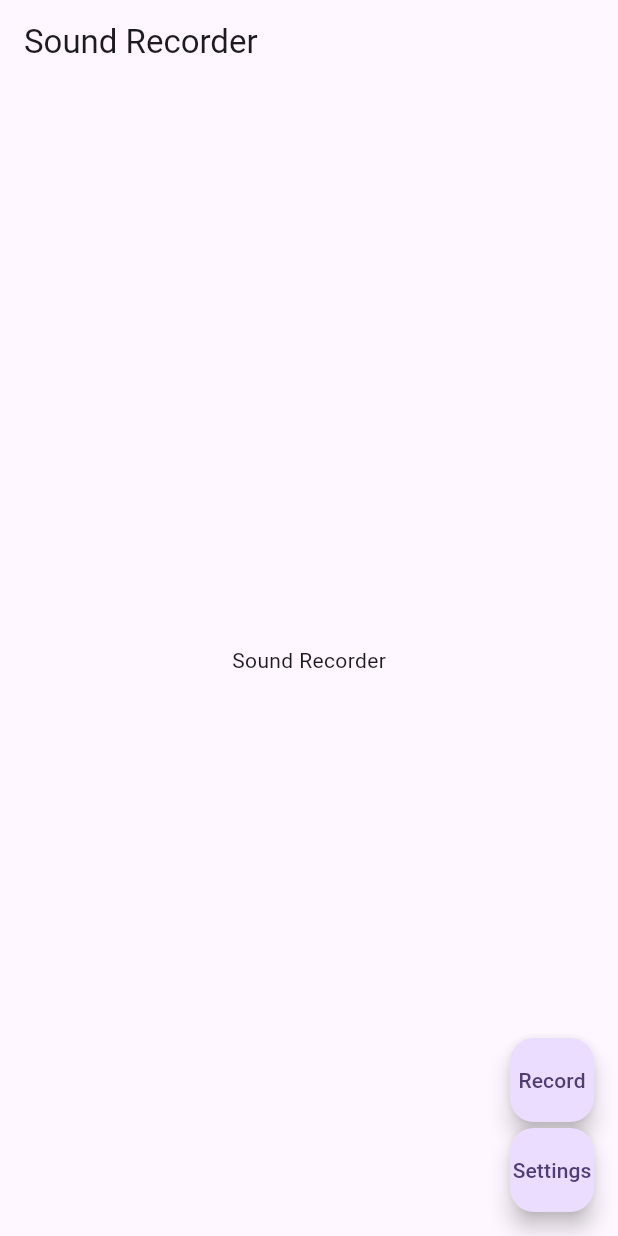
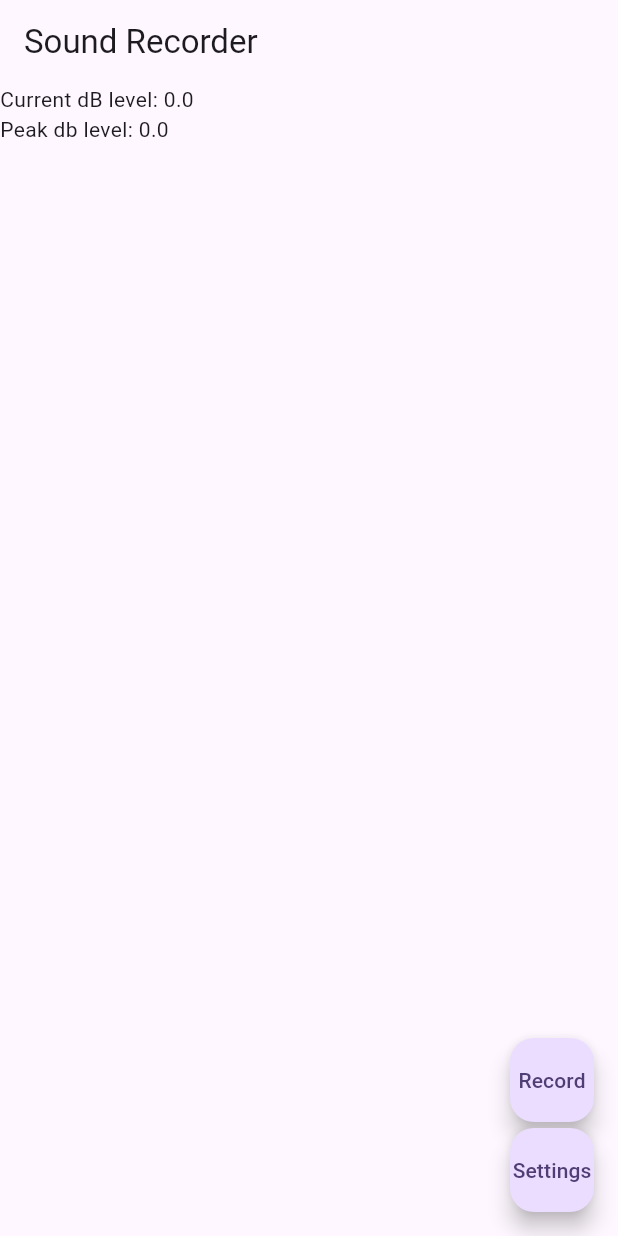
Before and after one commit to manster161/sound_recorder, a Flutter app: the screen it shows after launch, on a phone screen of 412 x 824 dp. Run offline on Flutter 3.47's test engine with Material 3 defaults, Android fonts, the phone set to English and light mode, and no system bars; our stand-ins replace bloc, equatable, flutter_bloc, logger; missing offline and left inert: dart:ffi.

Commit message:
Adds properties to state Adds text for decibel

```diff
--- a/lib/sound_recorder_bloc.dart
+++ b/lib/sound_recorder_bloc.dart
@@ -9,12 +9,13 @@ class SoundRecorderBloc extends Bloc<SoundRecorderEvent, SoundRecorderState> {
   final Logger _logger = Logger();
 
   bool isRecording = false;
+  double currentDbLevel = 0.0;
+  double peakDbLevel = 0.0;
 
   void onButtonPressed() {
     add(SoundRecorderStart());
     _logger.i('onButtonPressed');
   }
-
 
 
   @override
--- a/lib/sound_recorder_page.dart
+++ b/lib/sound_recorder_page.dart
@@ -22,11 +22,22 @@ class SoundRecorderPage extends StatelessWidget {
       ),
       body: BlocBuilder<SoundRecorderBloc, SoundRecorderState>(
         builder: (context, state) => Center(
-          child: Text(
-            'Sound Recorder',
+          child: Column(
+            children: [
+              Row(
+                children: [
+                  Center(child: Text('Current dB level: ${state.currentDbLevelString}')),
+                ],
+              ),
+              Row(
+                children: [
+                  Center(child: Text('Peak db level: ${state.peakDbLevelString}')),
+                ],
+              ),
+            ],
           ),
         ),
-      ),
+        ),
       floatingActionButton: Column(
         crossAxisAlignment: CrossAxisAlignment.end,
         mainAxisAlignment: MainAxisAlignment.end,
--- a/lib/sound_recorder_state.dart
+++ b/lib/sound_recorder_state.dart
@@ -1,3 +1,5 @@
+import 'dart:ffi';
+
 import 'package:equatable/equatable.dart';
 
 sealed class SoundRecorderState extends Equatable {
@@ -6,7 +8,19 @@ sealed class SoundRecorderState extends Equatable {
   @override
   List<Object> get props => [];
 
+  double _currentDbLevel = 0.0;
+  double _peakDbLevel = 0.0;
+
   String get recordButtonText => 'recordnull';
+  double get currentDbLevel => _currentDbLevel;
+  String get currentDbLevelString => currentDbLevel.toString();
+  double get peakDbLevel => _peakDbLevel;
+  String get peakDbLevelString => peakDbLevel.toString();
+
+  void SetCurrentDbLevel(double value) {
+    _currentDbLevel = value;
+  }
+
 }
 
 
@@ -18,6 +32,7 @@ class SoundRecorderInitial extends SoundRecorderState {
 class SoundRecorderRecording extends SoundRecorderState {
   @override
   String get recordButtonText => 'Stop';
+
 }
 
 class SoundRecorderStopped extends SoundRecorderState {
--- a/pubspec.yaml
+++ b/pubspec.yaml
@@ -38,6 +38,7 @@ dependencies:
   flutter_bloc: ^7.0.0
   equatable: ^2.0.2
   logger: ^2.1.0
+  sprintf: ^6.0.0
 
 dev_dependencies:
   flutter_test:
```
